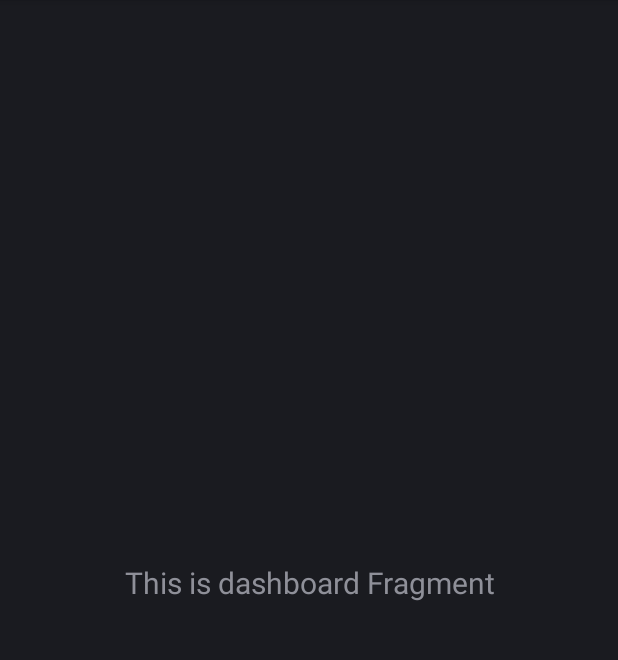
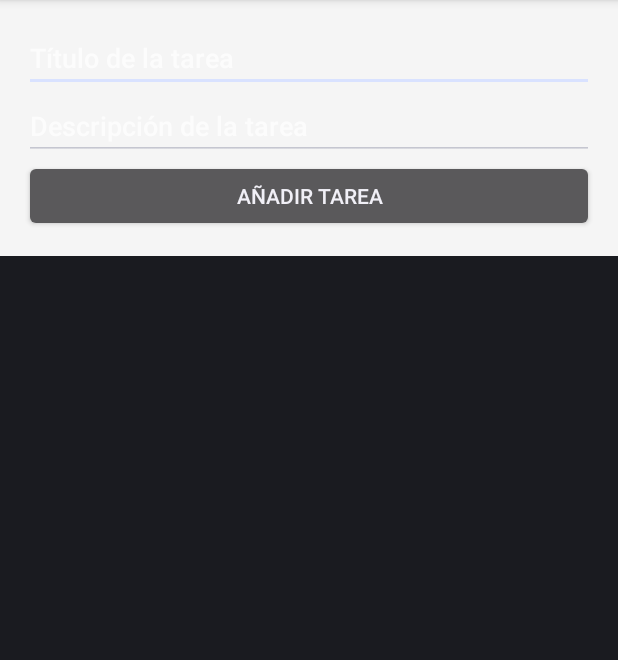
Before and after one commit to emontesadraz/OrganizeMe, an Android app: the fragment DashboardFragment shown on its own in the app's theme, on a phone screen of 412 x 824 dp, the part 84-744 px from its top. Run offline under Robolectric (Android 15) with nearby library versions, the phone set to English and light mode, and no system bars.

Commit message:
Creado crear Tareas (Beta)

```diff
--- a/app/src/main/java/com/example/organizemeofficial/task/TaskClass.kt
+++ b/app/src/main/java/com/example/organizemeofficial/task/TaskClass.kt
@@ -1,3 +1,3 @@
 package com.example.organizemeofficial.task
 
-data class Task(val name: String, val isCompleted: Boolean)
+data class Task(val title: String, val description: String, val isCompleted: Boolean)
--- a/app/src/main/java/com/example/organizemeofficial/ui/dashboard/DashboardFragment.kt
+++ b/app/src/main/java/com/example/organizemeofficial/ui/dashboard/DashboardFragment.kt
@@ -4,35 +4,48 @@ import android.os.Bundle
 import android.view.LayoutInflater
 import android.view.View
 import android.view.ViewGroup
-import android.widget.TextView
+import android.widget.Toast
 import androidx.fragment.app.Fragment
-import androidx.lifecycle.ViewModelProvider
 import com.example.organizemeofficial.databinding.FragmentDashboardBinding
+import com.example.organizemeofficial.task.Task
+import com.example.organizemeofficial.task.TaskRepository
 
 class DashboardFragment : Fragment() {
 
     private var _binding: FragmentDashboardBinding? = null
-
-    // This property is only valid between onCreateView and
-    // onDestroyView.
     private val binding get() = _binding!!
 
     override fun onCreateView(
-        inflater: LayoutInflater,
-        container: ViewGroup?,
+        inflater: LayoutInflater, container: ViewGroup?,
         savedInstanceState: Bundle?
-    ): View {
-        val dashboardViewModel =
-            ViewModelProvider(this).get(DashboardViewModel::class.java)
-
+    ): View? {
         _binding = FragmentDashboardBinding.inflate(inflater, container, false)
         val root: View = binding.root
 
-        val textView: TextView = binding.textDashboard
-        dashboardViewModel.text.observe(viewLifecycleOwner) {
-            textView.text = it
+        // Configurar el botón para añadir tarea
+        binding.btnAddTask.setOnClickListener {
+            val title = binding.etTaskTitle.text.toString()
+            val description = binding.etTaskDescription.text.toString()
+
+            if (title.isNotEmpty()) {
+                // Aquí guardamos la tarea
+                addTask(title, description)
+                // Limpiamos los campos
+                binding.etTaskTitle.text.clear()
+                binding.etTaskDescription.text.clear()
+                Toast.makeText(context, "Tarea añadida", Toast.LENGTH_SHORT).show()
+            } else {
+                Toast.makeText(context, "El título no puede estar vacío", Toast.LENGTH_SHORT).show()
+            }
         }
+
         return root
+    }
+
+    private fun addTask(title: String, description: String) {
+        // Crear tarea con el estado "no completada"
+        val task = Task(title, description, false)
+        TaskRepository.addTask(task) // Agregar la tarea al repositorio
     }
 
     override fun onDestroyView() {
--- a/app/src/main/java/com/example/organizemeofficial/ui/home/HomeViewModel.kt
+++ b/app/src/main/java/com/example/organizemeofficial/ui/home/HomeViewModel.kt
@@ -16,9 +16,9 @@ class HomeViewModel : ViewModel() {
     // Lista de tareas completadas
     private val _tasks = MutableLiveData<List<Task>>().apply {
         value = listOf(
-            Task("Comprar pan", true),
-            Task("Hacer ejercicio", true),
-            Task("Leer un libro", true)
+            Task("Comprar pan", "Ir a la panadería", true),
+            Task("Hacer ejercicio", "Correr 30 minutos", true),
+            Task("Leer un libro", "Terminar el libro de ciencia ficción", true)
         )
     }
     val tasks: LiveData<List<Task>> = _tasks
--- a/app/src/main/java/com/example/organizemeofficial/ui/home/TaskAdapter.kt
+++ b/app/src/main/java/com/example/organizemeofficial/ui/home/TaskAdapter.kt
@@ -22,7 +22,7 @@ class TaskAdapter(private val tasks: List<Task>) : RecyclerView.Adapter<TaskAdap
 
     override fun onBindViewHolder(holder: TaskViewHolder, position: Int) {
         val task = tasks[position]
-        holder.taskName.text = task.name
+        holder.taskName.text = task.title
     }
 
     override fun getItemCount(): Int = tasks.size
--- a/app/src/main/res/layout/fragment_dashboard.xml
+++ b/app/src/main/res/layout/fragment_dashboard.xml
@@ -1,22 +1,28 @@
-<?xml version="1.0" encoding="utf-8"?>
-<androidx.constraintlayout.widget.ConstraintLayout xmlns:android="http://schemas.android.com/apk/res/android"
-    xmlns:app="http://schemas.android.com/apk/res-auto"
-    xmlns:tools="http://schemas.android.com/tools"
+<LinearLayout
+    xmlns:android="http://schemas.android.com/apk/res/android"
     android:layout_width="match_parent"
-    android:layout_height="match_parent"
-    tools:context=".ui.dashboard.DashboardFragment">
+    android:layout_height="wrap_content"
+    android:orientation="vertical"
+    android:padding="16dp"
+    android:background="#F5F5F5"> <!-- Fondo gris claro para contrastar con el blanco -->
 
-    <TextView
-        android:id="@+id/text_dashboard"
+    <EditText
+        android:id="@+id/etTaskTitle"
         android:layout_width="match_parent"
         android:layout_height="wrap_content"
-        android:layout_marginStart="8dp"
-        android:layout_marginTop="8dp"
-        android:layout_marginEnd="8dp"
-        android:textAlignment="center"
-        android:textSize="20sp"
-        app:layout_constraintBottom_toBottomOf="parent"
-        app:layout_constraintEnd_toEndOf="parent"
-        app:layout_constraintStart_toStartOf="parent"
-        app:layout_constraintTop_toTopOf="parent" />
-</androidx.constraintlayout.widget.ConstraintLayout>
+        android:hint="Título de la tarea"
+        android:inputType="text"/>
+
+    <EditText
+        android:id="@+id/etTaskDescription"
+        android:layout_width="match_parent"
+        android:layout_height="wrap_content"
+        android:hint="Descripción de la tarea"
+        android:inputType="text"/>
+
+    <Button
+        android:id="@+id/btnAddTask"
+        android:layout_width="match_parent"
+        android:layout_height="wrap_content"
+        android:text="Añadir Tarea" />
+</LinearLayout>
```
Also changed, not shown: app/src/main/java/com/example/organizemeofficial/task/TaskRepository.kt (added, +25 -0 lines).
